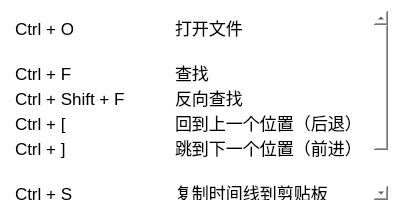
Above: src/shortcuthelpdlg.ui from compilelife/loginsight before the change. Below: the same form after it.
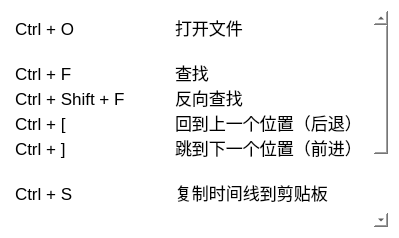
That is the form after the change.

Commit message: 增加快捷键

```diff
--- a/src/shortcuthelpdlg.ui
+++ b/src/shortcuthelpdlg.ui
@@ -7,7 +7,7 @@
     <x>0</x>
     <y>0</y>
     <width>399</width>
-    <height>211</height>
+    <height>238</height>
    </rect>
   </property>
   <property name="windowTitle">
@@ -45,6 +45,8 @@
 &lt;p style=&quot;-qt-paragraph-type:empty; margin-top:0px; margin-bottom:0px; margin-left:0px; margin-right:0px; -qt-block-indent:0; text-indent:0px; font-family:'.AppleSystemUIFont';&quot;&gt;&lt;br /&gt;&lt;/p&gt;
 &lt;p style=&quot; margin-top:0px; margin-bottom:0px; margin-left:0px; margin-right:0px; -qt-block-indent:0; text-indent:0px;&quot;&gt;&lt;span style=&quot; font-family:'.AppleSystemUIFont';&quot;&gt;Ctrl + S		复制时间线到剪贴板&lt;/span&gt;&lt;/p&gt;
 &lt;p style=&quot;-qt-paragraph-type:empty; margin-top:0px; margin-bottom:0px; margin-left:0px; margin-right:0px; -qt-block-indent:0; text-indent:0px; font-family:'.AppleSystemUIFont';&quot;&gt;&lt;br /&gt;&lt;/p&gt;
+&lt;p style=&quot; margin-top:0px; margin-bottom:0px; margin-left:0px; margin-right:0px; -qt-block-indent:0; text-indent:0px;&quot;&gt;&lt;span style=&quot; font-family:'.AppleSystemUIFont';&quot;&gt;Alt + 鼠标右键	直接选中鼠标下单词，并弹窗菜单&lt;/span&gt;&lt;/p&gt;
+&lt;p style=&quot;-qt-paragraph-type:empty; margin-top:0px; margin-bottom:0px; margin-left:0px; margin-right:0px; -qt-block-indent:0; text-indent:0px; font-family:'.AppleSystemUIFont';&quot;&gt;&lt;br /&gt;&lt;/p&gt;
 &lt;p style=&quot; margin-top:0px; margin-bottom:0px; margin-left:0px; margin-right:0px; -qt-block-indent:0; text-indent:0px;&quot;&gt;&lt;span style=&quot; font-family:'.AppleSystemUIFont'; font-style:italic;&quot;&gt;PS：Mac上用command键替代上面的Ctrl&lt;/span&gt;&lt;/p&gt;&lt;/body&gt;&lt;/html&gt;</string>
      </property>
     </widget>
```
